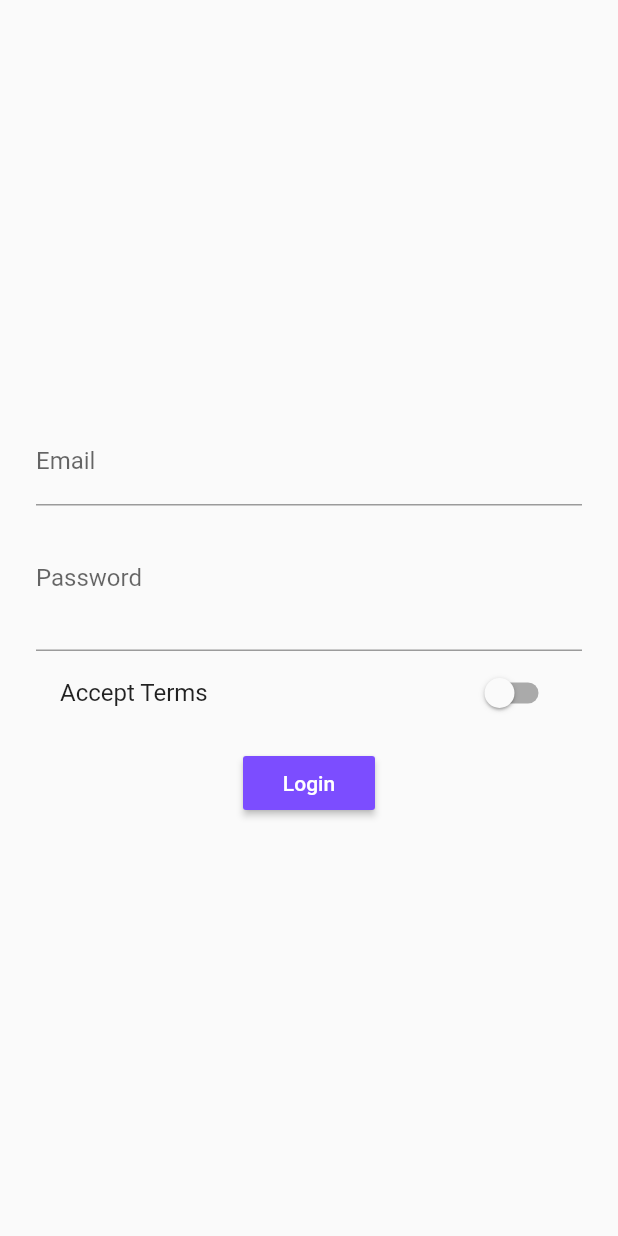
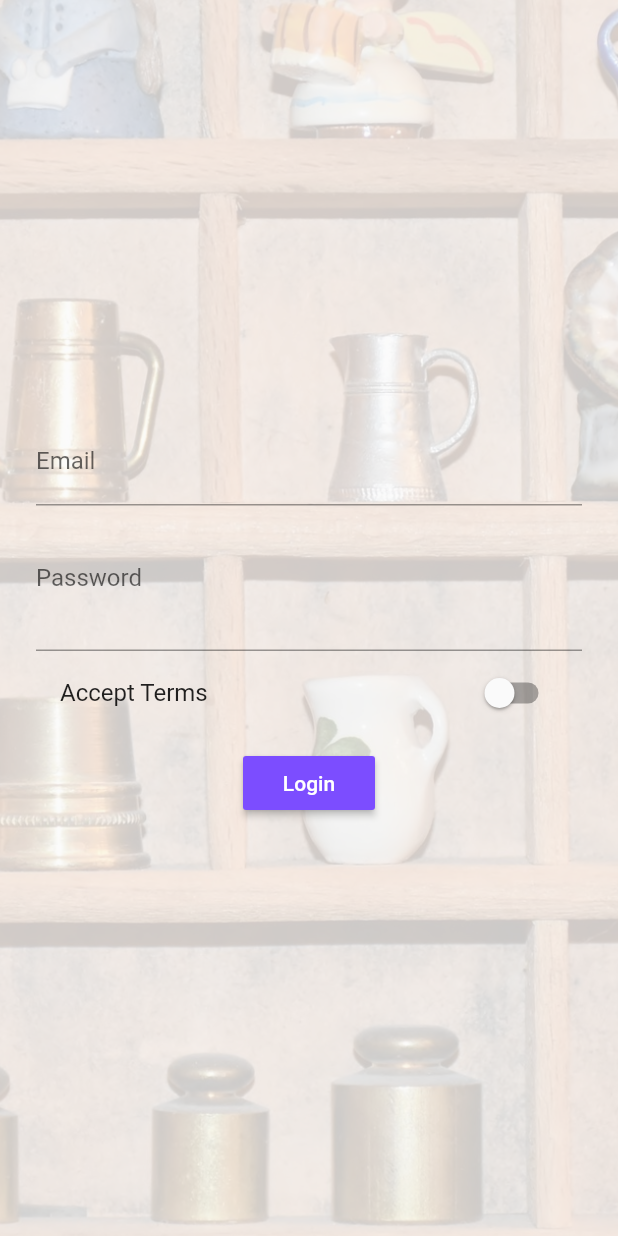
Before and after one commit to Daym3l/flutter_course, a Flutter app: the screen it shows after launch, on a phone screen of 412 x 824 dp. Run offline on Flutter 3.47's test engine with Material 2 defaults, Android fonts, the phone set to English and light mode, and no system bars.

Commit message:
Section 8
class 10 finish

```diff
--- a/lib/main.dart
+++ b/lib/main.dart
@@ -35,8 +35,6 @@ class _MyAppState extends State<MyApp> {
       theme: ThemeData(
           primarySwatch: Colors.deepOrange,
           accentColor: Colors.deepPurpleAccent),
-
-      // home: AuthPage(),
       routes: {
         '/': (BuildContext context) => AuthPage(),
         '/home': (BuildContext context) => HomePage(_products),
--- a/lib/pages/page.auth.dart
+++ b/lib/pages/page.auth.dart
@@ -16,7 +16,13 @@ class _AuthPageState extends State<AuthPage> {
   Widget build(BuildContext context) {
     return Scaffold(
         body: Container(
-      margin: EdgeInsets.all(24.0),
+      decoration: BoxDecoration(
+          image: DecorationImage(
+              fit: BoxFit.cover,
+              colorFilter: ColorFilter.mode(
+                  Colors.black.withOpacity(0.2), BlendMode.dstATop),
+              image: AssetImage('assets/images/background.jpg'))),
+      padding: EdgeInsets.all(24.0),
       child: Column(
         mainAxisAlignment: MainAxisAlignment.center,
         crossAxisAlignment: CrossAxisAlignment.center,
```
Also changed, not shown: lib/widgets/widget.card.product.dart (+42 -2 lines), pubspec.yaml (+6 -5 lines), assets/fonts/Oswald-Bold.ttf (added), assets/images/background.jpg (added).
